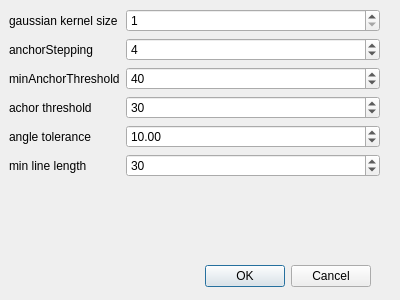
Above: app/form/edl2/edl2configdialog.ui from FormSeher/formseher before the change. Below: the same form after it.
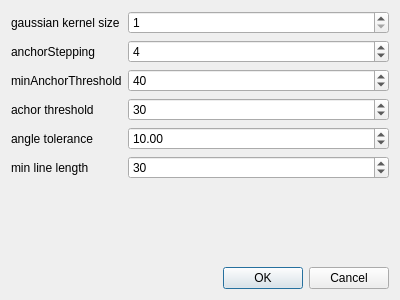
That is the form after the change.

Patch:
```diff
--- a/app/form/edl2/edl2configdialog.ui
+++ b/app/form/edl2/edl2configdialog.ui
@@ -13,31 +13,8 @@
   <property name="windowTitle">
    <string>Dialog</string>
   </property>
-  <widget class="QDialogButtonBox" name="buttonBox">
-   <property name="geometry">
-    <rect>
-     <x>30</x>
-     <y>260</y>
-     <width>341</width>
-     <height>32</height>
-    </rect>
-   </property>
-   <property name="orientation">
-    <enum>Qt::Horizontal</enum>
-   </property>
-   <property name="standardButtons">
-    <set>QDialogButtonBox::Cancel|QDialogButtonBox::Ok</set>
-   </property>
-  </widget>
-  <widget class="QWidget" name="formLayoutWidget">
-   <property name="geometry">
-    <rect>
-     <x>9</x>
-     <y>9</y>
-     <width>371</width>
-     <height>251</height>
-    </rect>
-   </property>
+  <layout class="QVBoxLayout" name="verticalLayout">
+   <item>
    <layout class="QFormLayout" name="formLayout">
     <property name="fieldGrowthPolicy">
      <enum>QFormLayout::AllNonFixedFieldsGrow</enum>
@@ -145,7 +122,18 @@
      </widget>
     </item>
    </layout>
-  </widget>
+   </item>
+   <item>
+    <widget class="QDialogButtonBox" name="buttonBox">
+     <property name="orientation">
+      <enum>Qt::Horizontal</enum>
+     </property>
+     <property name="standardButtons">
+      <set>QDialogButtonBox::Cancel|QDialogButtonBox::Ok</set>
+     </property>
+    </widget>
+   </item>
+  </layout>
  </widget>
  <resources/>
  <connections>
```
Lines whose indentation alone changed are shown as unchanged.
